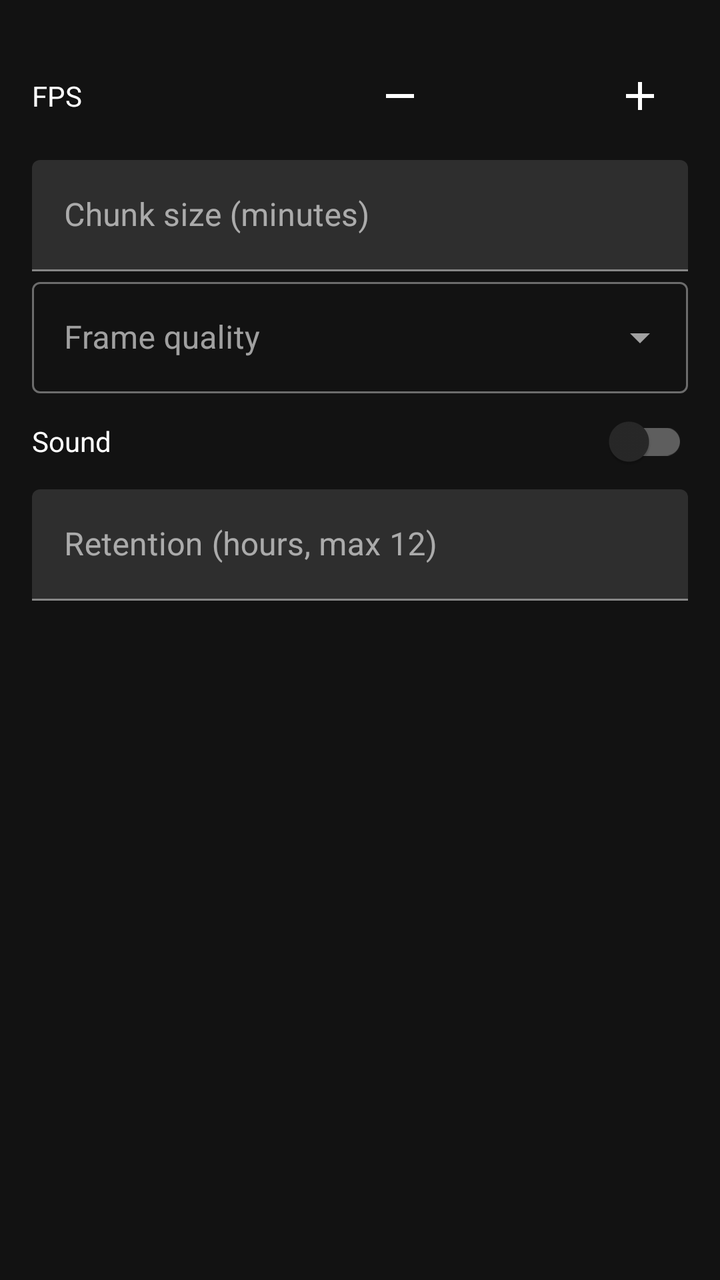
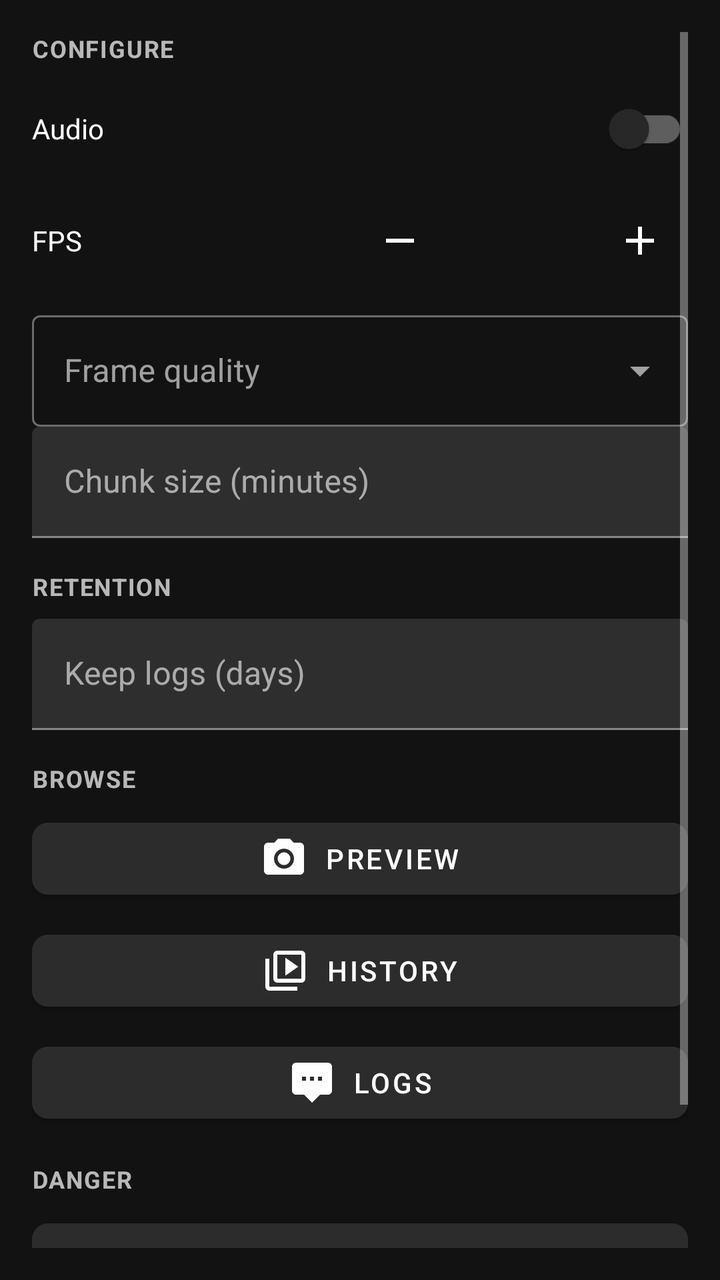

Two renders of the same Android screen: before a commit and after it. Below are the layout's source before the change and the commit's diff.
<!-- AndroidManifest.xml: application theme Theme.Dogan -->
<!-- res/layout/section_recording.xml -->
<?xml version="1.0" encoding="utf-8"?>
<ScrollView xmlns:android="http://schemas.android.com/apk/res/android"
    android:layout_width="match_parent"
    android:layout_height="match_parent"
    android:fillViewport="true"
    android:padding="16dp">

    <LinearLayout
        android:layout_width="match_parent"
        android:layout_height="wrap_content"
        android:orientation="vertical">

        <include
            android:id="@+id/fpsStepper"
            layout="@layout/include_fps_stepper" />

        <com.google.android.material.textfield.TextInputLayout
            android:layout_width="match_parent"
            android:layout_height="wrap_content"
            android:hint="@string/recording_chunk_minutes">
            <com.google.android.material.textfield.TextInputEditText
                android:id="@+id/recordingChunkInput"
                android:layout_width="match_parent"
                android:layout_height="wrap_content"
                android:inputType="number" />
        </com.google.android.material.textfield.TextInputLayout>

        <com.google.android.material.textfield.TextInputLayout
            style="@style/Widget.MaterialComponents.TextInputLayout.OutlinedBox.ExposedDropdownMenu"
            android:layout_width="match_parent"
            android:layout_height="wrap_content"
            android:hint="@string/frame_quality">
            <AutoCompleteTextView
                android:id="@+id/recordingQualityInput"
                android:layout_width="match_parent"
                android:layout_height="wrap_content"
                android:inputType="none" />
        </com.google.android.material.textfield.TextInputLayout>

        <com.google.android.material.switchmaterial.SwitchMaterial
            android:id="@+id/recordingSoundSwitch"
            android:layout_width="match_parent"
            android:layout_height="wrap_content"
            android:text="@string/recording_sound" />

        <com.google.android.material.textfield.TextInputLayout
            android:layout_width="match_parent"
            android:layout_height="wrap_content"
            android:hint="@string/recording_retention_hours">
            <com.google.android.material.textfield.TextInputEditText
                android:id="@+id/recordingRetentionInput"
                android:layout_width="match_parent"
                android:layout_height="wrap_content"
                android:inputType="number" />
        </com.google.android.material.textfield.TextInputLayout>
    </LinearLayout>
</ScrollView>
<!-- res/layout/include_fps_stepper.xml (included above) -->
<?xml version="1.0" encoding="utf-8"?>
<LinearLayout xmlns:android="http://schemas.android.com/apk/res/android"
    xmlns:app="http://schemas.android.com/apk/res-auto"
    android:layout_width="match_parent"
    android:layout_height="wrap_content"
    android:gravity="center_vertical"
    android:orientation="horizontal"
    android:paddingTop="8dp"
    android:paddingBottom="8dp">

    <TextView
        android:layout_width="0dp"
        android:layout_height="wrap_content"
        android:layout_weight="1"
        android:text="@string/fps_label"
        android:textColor="@color/dogan_on_surface" />

    <ImageButton
        android:id="@+id/fpsMinusBtn"
        android:layout_width="48dp"
        android:layout_height="48dp"
        android:background="?attr/selectableItemBackgroundBorderless"
        android:contentDescription="@string/fps_decrease"
        android:src="@drawable/ic_remove"
        app:tint="@color/dogan_on_surface" />

    <TextView
        android:id="@+id/fpsValueTxt"
        android:layout_width="72dp"
        android:layout_height="wrap_content"
        android:gravity="center"
        android:textColor="@color/dogan_on_surface"
        android:textSize="16sp" />

    <ImageButton
        android:id="@+id/fpsPlusBtn"
        android:layout_width="48dp"
        android:layout_height="48dp"
        android:background="?attr/selectableItemBackgroundBorderless"
        android:contentDescription="@string/fps_increase"
        android:src="@drawable/ic_add"
        app:tint="@color/dogan_on_surface" />
</LinearLayout>
<!-- resources referenced by this layout -->
<resources>
  <color name="dogan_on_surface">#FFFFFF</color>
  <!-- drawable ic_remove (drawable) -->
  <?xml version="1.0" encoding="utf-8"?>
  <vector xmlns:android="http://schemas.android.com/apk/res/android"
      android:width="24dp"
      android:height="24dp"
      android:viewportWidth="24"
      android:viewportHeight="24">
      <path
          android:fillColor="#FFFFFF"
          android:pathData="M19,13H5v-2h14v2z" />
  </vector>
  <string name="fps_decrease">Decrease FPS</string>
  <string name="fps_increase">Increase FPS</string>
  <string name="fps_label">FPS</string>
  <string name="frame_quality">Frame quality</string>
  <string name="recording_chunk_minutes">Chunk size (minutes)</string>
  <string name="recording_retention_hours">Retention (hours, max 12)</string>
  <string name="recording_sound">Sound</string>
  <color name="dogan_primary_dark">#1B5E20</color>
  <color name="dogan_primary">#2E7D32</color>
  <color name="dogan_on_primary">#FFFFFF</color>
  <color name="dogan_surface">#121212</color>
  <color name="dogan_on_surface_secondary">#B3FFFFFF</color>
  <color name="dogan_surface_elevated">#2C2C2C</color>
  <!-- unchanged entries left out for length: 3 -->
</resources>

<!-- the commit's change to res/layout/section_recording.xml (unified diff, before → after) -->
@@ -1,5 +1,6 @@
 <?xml version="1.0" encoding="utf-8"?>
 <ScrollView xmlns:android="http://schemas.android.com/apk/res/android"
+    xmlns:app="http://schemas.android.com/apk/res-auto"
     android:layout_width="match_parent"
     android:layout_height="match_parent"
     android:fillViewport="true"
@@ -10,20 +11,22 @@
         android:layout_height="wrap_content"
         android:orientation="vertical">
 
+        <TextView
+            style="@style/Widget.Dogan.SectionHeader"
+            android:layout_width="match_parent"
+            android:layout_height="wrap_content"
+            android:layout_marginTop="0dp"
+            android:text="@string/section_configure" />
+
+        <com.google.android.material.switchmaterial.SwitchMaterial
+            android:id="@+id/recordingSoundSwitch"
+            android:layout_width="match_parent"
+            android:layout_height="wrap_content"
+            android:text="@string/recording_audio_mode" />
+
         <include
             android:id="@+id/fpsStepper"
             layout="@layout/include_fps_stepper" />
-
-        <com.google.android.material.textfield.TextInputLayout
-            android:layout_width="match_parent"
-            android:layout_height="wrap_content"
-            android:hint="@string/recording_chunk_minutes">
-            <com.google.android.material.textfield.TextInputEditText
-                android:id="@+id/recordingChunkInput"
-                android:layout_width="match_parent"
-                android:layout_height="wrap_content"
-                android:inputType="number" />
-        </com.google.android.material.textfield.TextInputLayout>
 
         <com.google.android.material.textfield.TextInputLayout
             style="@style/Widget.MaterialComponents.TextInputLayout.OutlinedBox.ExposedDropdownMenu"
@@ -37,22 +40,87 @@
                 android:inputType="none" />
         </com.google.android.material.textfield.TextInputLayout>
 
-        <com.google.android.material.switchmaterial.SwitchMaterial
-            android:id="@+id/recordingSoundSwitch"
+        <com.google.android.material.textfield.TextInputLayout
             android:layout_width="match_parent"
             android:layout_height="wrap_content"
-            android:text="@string/recording_sound" />
+            android:hint="@string/recording_chunk_minutes">
+            <com.google.android.material.textfield.TextInputEditText
+                android:id="@+id/recordingChunkInput"
+                android:layout_width="match_parent"
+                android:layout_height="wrap_content"
+                android:inputType="number" />
+        </com.google.android.material.textfield.TextInputLayout>
+
+        <TextView
+            style="@style/Widget.Dogan.SectionHeader"
+            android:layout_width="match_parent"
+            android:layout_height="wrap_content"
+            android:text="@string/section_retention" />
 
         <com.google.android.material.textfield.TextInputLayout
             android:layout_width="match_parent"
             android:layout_height="wrap_content"
-            android:hint="@string/recording_retention_hours">
+            android:hint="@string/log_retention_days">
             <com.google.android.material.textfield.TextInputEditText
-                android:id="@+id/recordingRetentionInput"
+                android:id="@+id/logRetentionInput"
                 android:layout_width="match_parent"
                 android:layout_height="wrap_content"
                 android:inputType="number" />
         </com.google.android.material.textfield.TextInputLayout>
+
+        <TextView
+            style="@style/Widget.Dogan.SectionHeader"
+            android:layout_width="match_parent"
+            android:layout_height="wrap_content"
+            android:text="@string/section_browse" />
+
+        <com.google.android.material.button.MaterialButton
+            android:id="@+id/previewBtn"
+            style="@style/Widget.Dogan.Button"
+            android:layout_width="match_parent"
+            android:layout_height="wrap_content"
+            android:text="@string/preview_button"
+            app:icon="@drawable/ic_camera" />
+
+        <com.google.android.material.button.MaterialButton
+            android:id="@+id/historyFramesBtn"
+            style="@style/Widget.Dogan.Button"
+            android:layout_width="match_parent"
+            android:layout_height="wrap_content"
+            android:layout_marginTop="8dp"
+            android:text="@string/history_button"
+            app:icon="@drawable/ic_history" />
+
+        <com.google.android.material.button.MaterialButton
+            android:id="@+id/logsBtn"
+            style="@style/Widget.Dogan.Button"
+            android:layout_width="match_parent"
+            android:layout_height="wrap_content"
+            android:layout_marginTop="8dp"
+            android:text="@string/logs_title"
+            app:icon="@drawable/ic_logs" />
+
+        <TextView
+            style="@style/Widget.Dogan.SectionHeader"
+            android:layout_width="match_parent"
+            android:layout_height="wrap_content"
+            android:text="@string/section_danger" />
+
+        <com.google.android.material.button.MaterialButton
+            android:id="@+id/flushHistoryBtn"
+            style="@style/Widget.Dogan.Button"
+            android:layout_width="match_parent"
+            android:layout_height="wrap_content"
+            android:text="@string/flush_history" />
+
+        <com.google.android.material.button.MaterialButton
+            android:id="@+id/flushLogsBtn"
+            style="@style/Widget.Dogan.Button"
+            android:layout_width="match_parent"
+            android:layout_height="wrap_content"
+            android:layout_marginTop="8dp"
+            android:layout_marginBottom="16dp"
+            android:text="@string/flush_logs" />
     </LinearLayout>
 </ScrollView>
 <!-- res/layout/include_fps_stepper.xml (included above) -->
<!-- resource entries referenced after the edit -->
@@ -1,6 +1,42 @@
 <!-- resources referenced by this layout -->
 <resources>
   <color name="dogan_on_surface">#FFFFFF</color>
+  <!-- drawable ic_camera (drawable) -->
+  <?xml version="1.0" encoding="utf-8"?>
+  <vector xmlns:android="http://schemas.android.com/apk/res/android"
+      android:width="24dp"
+      android:height="24dp"
+      android:viewportWidth="24"
+      android:viewportHeight="24">
+      <path
+          android:fillColor="#FFFFFF"
+          android:pathData="M12,12m-3.2,0a3.2,3.2 0,1 1,6.4 0a3.2,3.2 0,1 1,-6.4 0" />
+      <path
+          android:fillColor="#FFFFFF"
+          android:pathData="M9,2L7.17,4H4c-1.1,0 -2,0.9 -2,2v12c0,1.1 0.9,2 2,2h16c1.1,0 2,-0.9 2,-2V6c0,-1.1 -0.9,-2 -2,-2h-3.17L15,2H9zM12,17c-2.76,0 -5,-2.24 -5,-5s2.24,-5 5,-5 5,2.24 5,5 -2.24,5 -5,5z" />
+  </vector>
+  <!-- drawable ic_history (drawable) -->
+  <?xml version="1.0" encoding="utf-8"?>
+  <vector xmlns:android="http://schemas.android.com/apk/res/android"
+      android:width="24dp"
+      android:height="24dp"
+      android:viewportWidth="24"
+      android:viewportHeight="24">
+      <path
+          android:fillColor="#FFFFFF"
+          android:pathData="M4,6H2v14c0,1.1 0.9,2 2,2h14v-2H4V6zM20,2H8c-1.1,0 -2,0.9 -2,2v12c0,1.1 0.9,2 2,2h12c1.1,0 2,-0.9 2,-2V4c0,-1.1 -0.9,-2 -2,-2zM20,16H8V4h12v12zM12,5.5v9l6.5,-4.5L12,5.5z" />
+  </vector>
+  <!-- drawable ic_logs (drawable) -->
+  <?xml version="1.0" encoding="utf-8"?>
+  <vector xmlns:android="http://schemas.android.com/apk/res/android"
+      android:width="24dp"
+      android:height="24dp"
+      android:viewportWidth="24"
+      android:viewportHeight="24">
+      <path
+          android:fillColor="#FFFFFF"
+          android:pathData="M20,2H4c-1.1,0 -2,0.9 -2,2v12c0,1.1 0.9,2 2,2h4l4,4 4,-4h4c1.1,0 2,-0.9 2,-2V4c0,-1.1 -0.9,-2 -2,-2zM9,11H7V9h2v2zM13,11h-2V9h2v2zM17,11h-2V9h2v2z" />
+  </vector>
   <!-- drawable ic_remove (drawable) -->
   <?xml version="1.0" encoding="utf-8"?>
   <vector xmlns:android="http://schemas.android.com/apk/res/android"
@@ -12,13 +48,31 @@
           android:fillColor="#FFFFFF"
           android:pathData="M19,13H5v-2h14v2z" />
   </vector>
+  <string name="flush_history">Flush history</string>
+  <string name="flush_logs">Flush Disk for Logs</string>
   <string name="fps_decrease">Decrease FPS</string>
   <string name="fps_increase">Increase FPS</string>
   <string name="fps_label">FPS</string>
   <string name="frame_quality">Frame quality</string>
+  <string name="history_button">History</string>
+  <string name="log_retention_days">Keep logs (days)</string>
+  <string name="logs_title">Logs</string>
+  <string name="preview_button">Preview</string>
+  <string name="recording_audio_mode">Audio</string>
   <string name="recording_chunk_minutes">Chunk size (minutes)</string>
-  <string name="recording_retention_hours">Retention (hours, max 12)</string>
-  <string name="recording_sound">Sound</string>
+  <string name="section_browse">Browse</string>
+  <string name="section_configure">Configure</string>
+  <string name="section_danger">Danger</string>
+  <string name="section_retention">Retention</string>
+  <style name="Widget.Dogan.SectionHeader" parent="@android:style/Widget.TextView">
+          <item name="android:layout_marginTop">16dp</item>
+          <item name="android:layout_marginBottom">8dp</item>
+          <item name="android:letterSpacing">0.05</item>
+          <item name="android:textAllCaps">true</item>
+          <item name="android:textColor">@color/dogan_on_surface_secondary</item>
+          <item name="android:textSize">12sp</item>
+          <item name="android:textStyle">bold</item>
+      </style>
   <color name="dogan_primary_dark">#1B5E20</color>
   <color name="dogan_primary">#2E7D32</color>
   <color name="dogan_on_primary">#FFFFFF</color>
